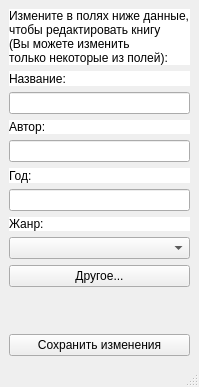
Above: My_Project/change_book.ui from alizalas/QtProject before the change. Below: the same form after it.
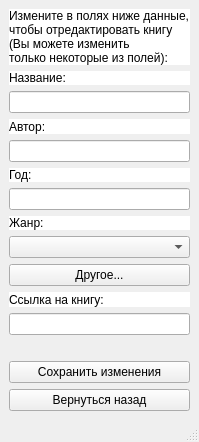
That is the form after the change.

The edit to the form file:
```diff
--- a/My_Project/change_book.ui
+++ b/My_Project/change_book.ui
@@ -7,7 +7,7 @@
     <x>0</x>
     <y>0</y>
     <width>183</width>
-    <height>387</height>
+    <height>442</height>
    </rect>
   </property>
   <property name="windowTitle">
@@ -22,7 +22,7 @@
       </property>
       <property name="text">
        <string>Измените в полях ниже данные,
-чтобы редактировать книгу
+чтобы отредактировать книгу
 (Вы можете изменить
 только некоторые из полей):</string>
       </property>
@@ -89,11 +89,17 @@
     </item>
     <item>
      <widget class="QLabel" name="label_3">
+      <property name="styleSheet">
+       <string notr="true">background-color: rgb(255, 255, 255);</string>
+      </property>
       <property name="text">
-       <string/>
+       <string>Ссылка на книгу:</string>
       </property>
      </widget>
     </item>
+    <item>
+     <widget class="QLineEdit" name="link"/>
+    </item>
     <item>
      <widget class="QLabel" name="label_4">
       <property name="text">
@@ -108,6 +114,13 @@
       </property>
      </widget>
     </item>
+    <item>
+     <widget class="QPushButton" name="returne">
+      <property name="text">
+       <string>Вернуться назад</string>
+      </property>
+     </widget>
+    </item>
    </layout>
   </widget>
   <widget class="QMenuBar" name="menubar">
```
